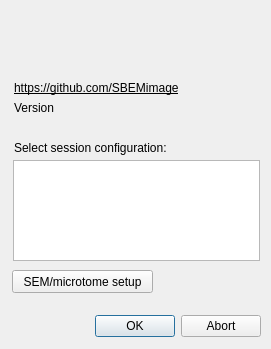
Qt form gui/config_dlg.ui (SBEMimage/SBEMimage) before a commit.
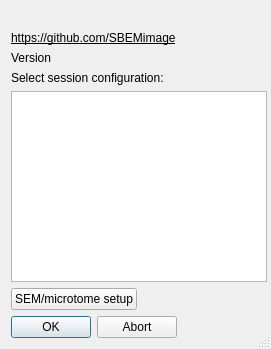
The same form after that commit.

Diff of the .ui file:
```diff
--- a/gui/config_dlg.ui
+++ b/gui/config_dlg.ui
@@ -16,83 +16,22 @@
   <property name="windowTitle">
    <string>Load Configuration</string>
   </property>
+  <property name="sizeGripEnabled">
+   <bool>true</bool>
+  </property>
   <property name="modal">
    <bool>false</bool>
   </property>
-  <widget class="QDialogButtonBox" name="buttonBox">
-   <property name="geometry">
-    <rect>
-     <x>80</x>
-     <y>310</y>
-     <width>181</width>
-     <height>32</height>
-    </rect>
-   </property>
-   <property name="orientation">
-    <enum>Qt::Horizontal</enum>
-   </property>
-   <property name="standardButtons">
-    <set>QDialogButtonBox::Abort|QDialogButtonBox::Ok</set>
-   </property>
-  </widget>
-  <widget class="QLabel" name="label_2">
-   <property name="geometry">
-    <rect>
-     <x>14</x>
-     <y>140</y>
-     <width>161</width>
-     <height>16</height>
-    </rect>
-   </property>
-   <property name="text">
-    <string>Select session configuration:</string>
-   </property>
-  </widget>
-  <widget class="QLabel" name="label_version">
-   <property name="geometry">
-    <rect>
-     <x>14</x>
-     <y>100</y>
-     <width>231</width>
-     <height>16</height>
-    </rect>
-   </property>
-   <property name="text">
-    <string>Version</string>
-   </property>
-  </widget>
+  <layout class="QFormLayout" name="formLayout">
+   <item row="0" column="0">
   <widget class="QLabel" name="labelIcon">
-   <property name="geometry">
-    <rect>
-     <x>10</x>
-     <y>15</y>
-     <width>250</width>
-     <height>50</height>
-    </rect>
-   </property>
    <property name="text">
     <string/>
    </property>
   </widget>
-  <widget class="QListWidget" name="listWidget_filelist">
-   <property name="geometry">
-    <rect>
-     <x>13</x>
-     <y>160</y>
-     <width>247</width>
-     <height>101</height>
-    </rect>
-   </property>
-  </widget>
+   </item>
+   <item row="1" column="0">
   <widget class="QLabel" name="label_website">
-   <property name="geometry">
-    <rect>
-     <x>14</x>
-     <y>80</y>
-     <width>191</width>
-     <height>16</height>
-    </rect>
-   </property>
    <property name="font">
     <font>
      <underline>true</underline>
@@ -102,19 +41,42 @@
     <string>https://github.com/SBEMimage</string>
    </property>
   </widget>
+   </item>
+   <item row="2" column="0">
+    <widget class="QLabel" name="label_version">
+     <property name="text">
+      <string>Version</string>
+     </property>
+    </widget>
+   </item>
+   <item row="3" column="0">
+    <widget class="QLabel" name="label_2">
+     <property name="text">
+      <string>Select session configuration:</string>
+     </property>
+    </widget>
+   </item>
+   <item row="4" column="0">
+    <widget class="QListWidget" name="listWidget_filelist"/>
+   </item>
+   <item row="5" column="0">
   <widget class="QPushButton" name="pushButton_deviceSelection">
-   <property name="geometry">
-    <rect>
-     <x>12</x>
-     <y>270</y>
-     <width>141</width>
-     <height>23</height>
-    </rect>
-   </property>
    <property name="text">
     <string>SEM/microtome setup</string>
    </property>
   </widget>
+   </item>
+   <item row="6" column="0">
+    <widget class="QDialogButtonBox" name="buttonBox">
+     <property name="orientation">
+      <enum>Qt::Horizontal</enum>
+     </property>
+     <property name="standardButtons">
+      <set>QDialogButtonBox::Abort|QDialogButtonBox::Ok</set>
+     </property>
+    </widget>
+   </item>
+  </layout>
  </widget>
  <resources/>
  <connections>
```
Lines whose indentation alone changed are shown as unchanged.
